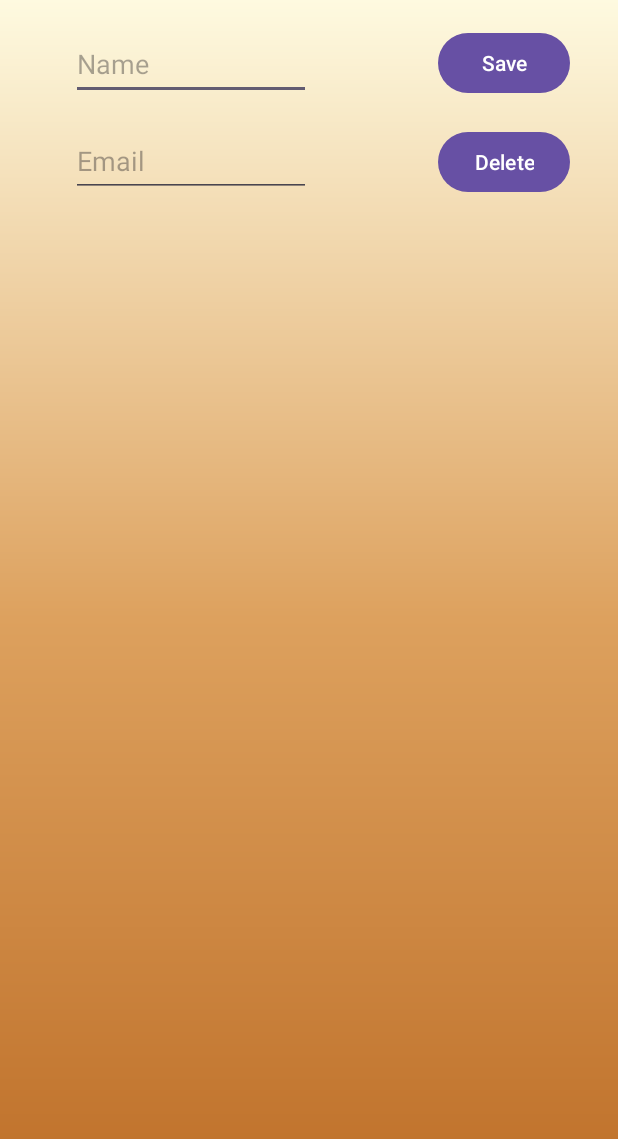
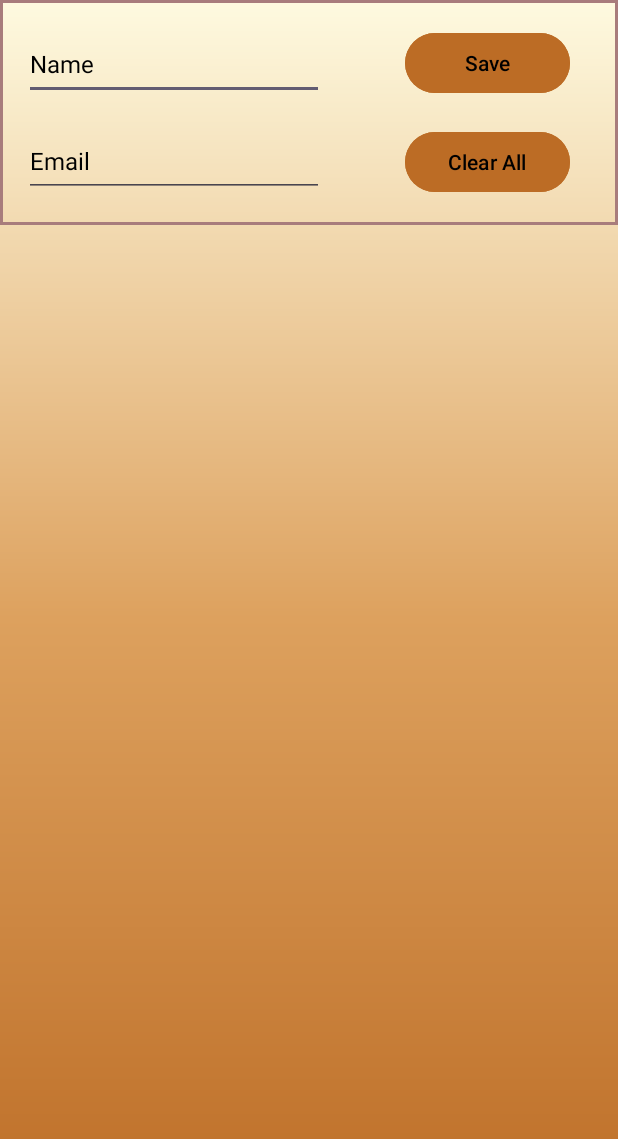
Before and after one commit to sumitbhuia/Contacts_Manager, an Android app: the screen it shows after launch (MainActivity), on a phone screen of 412 x 824 dp. Shown: the top 1139 px of the screen. Run offline under Robolectric (Android 15) with nearby library versions, the phone set to English and light mode, and no system bars; our stand-ins replace Room's generated code, data binding.

Commit message:
Second commit

```diff
--- a/app/build.gradle.kts
+++ b/app/build.gradle.kts
@@ -58,15 +58,18 @@ dependencies {
     // Annotation processor
     kapt("androidx.lifecycle:lifecycle-compiler:$lifecycle_version")
 
+    //Room
     val room_version = "2.6.1"
     implementation("androidx.room:room-runtime:$room_version")
     annotationProcessor("androidx.room:room-compiler:$room_version")
+
     // To use Kotlin annotation processing tool (kapt)
     kapt("androidx.room:room-compiler:$room_version")
+
     // optional - Kotlin Extensions and Coroutines support for Room
     implementation("androidx.room:room-ktx:$room_version")
 
     //Kotlin coroutines
-    implementation("org.jetbrains.kotlinx:kotlinx-coroutines-android:1.3.9")
+    implementation("org.jetbrains.kotlinx:kotlinx-coroutines-android:1.7.1")
 
 }
--- a/app/src/main/java/com/example/contactsmanager/MainActivity.kt
+++ b/app/src/main/java/com/example/contactsmanager/MainActivity.kt
@@ -1,11 +1,61 @@
 package com.example.contactsmanager
 
+import android.os.Bundle
+import android.widget.Toast
 import androidx.appcompat.app.AppCompatActivity
-import android.os.Bundle
+import androidx.databinding.DataBindingUtil
+import androidx.lifecycle.ViewModelProvider
+import androidx.recyclerview.widget.LinearLayoutManager
+import com.example.contactsmanager.databinding.ActivityMainBinding
+import com.example.contactsmanager.room.User
+import com.example.contactsmanager.room.UserDatabase
+import com.example.contactsmanager.room.UserRepository
+import com.example.contactsmanager.viewUI.MyRecyclerViewAdapter
+import com.example.contactsmanager.viewmodel.UserViewModel
+import com.example.contactsmanager.viewmodel.ViewModelFactory
 
 class MainActivity : AppCompatActivity() {
+    private lateinit var userViewModel: UserViewModel
+     private lateinit var binding : ActivityMainBinding
     override fun onCreate(savedInstanceState: Bundle?) {
         super.onCreate(savedInstanceState)
-        setContentView(R.layout.activity_main)
+
+        //Binding
+        binding = DataBindingUtil.setContentView(this, R.layout.activity_main)
+
+        //ROOM
+
+        val dao= UserDatabase.getInstance(application).userDAO
+        val repository = UserRepository(dao)
+        val factory =ViewModelFactory(repository)
+
+        userViewModel = ViewModelProvider(this, factory)[UserViewModel::class.java]
+
+
+            binding.viewModelVar = userViewModel
+            binding.lifecycleOwner=this
+
+
+        initRecyclerView()
     }
+
+    private fun initRecyclerView() {
+       binding.recyclerView.layoutManager = LinearLayoutManager(this)
+        displayUserList()
+    }
+    private fun displayUserList() {
+        userViewModel.user.observe(this) {
+            binding.recyclerView.adapter = MyRecyclerViewAdapter(it) { selectedItem: User ->
+                listItemClicked(
+                    selectedItem
+                )
+            }
+        }
+    }
+    private fun listItemClicked(selectedItem: User) {
+        Toast.makeText(this,"Selected name is ${selectedItem.name}" , Toast.LENGTH_LONG).show()
+        userViewModel.initUpdateAndDelete(selectedItem)
+    }
+
+
 }
--- a/app/src/main/java/com/example/contactsmanager/room/User.kt
+++ b/app/src/main/java/com/example/contactsmanager/room/User.kt
@@ -30,8 +30,8 @@ data class User(
 
     // Sets table column(2) name = user_ name
     @ColumnInfo(name ="user_name")
-    val name : String ,
+    var name : String ,
 
     // Sets table column(3) name = user_ email
     @ColumnInfo(name ="user_email")
-    val email : String){}
+    var email : String)
--- a/app/src/main/java/com/example/contactsmanager/room/UserDAO.kt
+++ b/app/src/main/java/com/example/contactsmanager/room/UserDAO.kt
@@ -1,13 +1,13 @@
 package com.example.contactsmanager.room
 
 import androidx.lifecycle.LiveData
+import androidx.room.Dao
 import androidx.room.Delete
 import androidx.room.Insert
 import androidx.room.Query
 import androidx.room.Update
-
+@Dao
 interface UserDAO {
-
     @Insert
     suspend fun insertUser(user: User):Long
 
@@ -19,6 +19,7 @@ interface UserDAO {
 
     @Query("DELETE FROM user")
     suspend fun deleteAll()
+
     @Query("SELECT *FROM user")
     fun getAllUserInDB():LiveData<List<User>>
 }
--- a/app/src/main/java/com/example/contactsmanager/room/UserDatabase.kt
+++ b/app/src/main/java/com/example/contactsmanager/room/UserDatabase.kt
@@ -16,7 +16,7 @@ abstract class UserDatabase:RoomDatabase() {
         private var INSTANCE: UserDatabase? = null
 
         // public function to retrieve the singleton instance
-        fun getInstance(context: Context): UserDatabase? {
+        fun getInstance(context: Context): UserDatabase {
 
             synchronized(this) {
                 var instance = INSTANCE
@@ -26,12 +26,12 @@ abstract class UserDatabase:RoomDatabase() {
                     // creating database object
                     instance = Room.databaseBuilder(
                         context.applicationContext,
-                        UserDatabase::class.java, "user_db"
+                        UserDatabase::class.java, "users_db"
                     ).build()
                 }
 
                 // return the singleton instance
-                return INSTANCE
+                return instance
 
             }
         }
--- /dev/null
+++ b/app/src/main/java/com/example/contactsmanager/viewUI/MyRecyclerViewAdapter.kt
@@ -0,0 +1,41 @@
+package com.example.contactsmanager.viewUI
+
+import android.view.LayoutInflater
+import android.view.ViewGroup
+
+import androidx.databinding.DataBindingUtil
+import androidx.recyclerview.widget.RecyclerView
+import com.example.contactsmanager.R
+import com.example.contactsmanager.databinding.CardItemBinding
+import com.example.contactsmanager.room.User
+
+class MyRecyclerViewAdapter(private val userList: List<User>, private val clickListener: (User)->Unit): RecyclerView.Adapter<MyViewHolder>() {
+    override fun onCreateViewHolder(parent: ViewGroup, viewType: Int): MyViewHolder {
+        val layoutInflater = LayoutInflater.from(parent.context)
+        val binding : CardItemBinding = DataBindingUtil.inflate(layoutInflater,R.layout.card_item,parent,false)
+        return MyViewHolder(binding)
+    }
+
+    override fun onBindViewHolder(holder: MyViewHolder, position: Int) {
+        holder.bind(userList[position],clickListener)
+    }
+
+    override fun getItemCount(): Int {
+        return userList.size
+    }
+
+
+
+}
+
+class MyViewHolder(val binding : CardItemBinding) : RecyclerView.ViewHolder(binding.root){
+    fun bind(user: User, clickListener: (User) -> Unit){
+            binding.nameTextView.text = user.name
+            binding.emailTextView.text = user.email
+
+            binding.listItemLayout.setOnClickListener {
+                clickListener(user)
+            }
+
+    }
+}
--- /dev/null
+++ b/app/src/main/java/com/example/contactsmanager/viewmodel/UserViewModel.kt
@@ -0,0 +1,105 @@
+package com.example.contactsmanager.viewmodel
+
+
+import androidx.databinding.Bindable
+import androidx.databinding.Observable
+import androidx.lifecycle.MutableLiveData
+import androidx.lifecycle.ViewModel
+import androidx.lifecycle.viewModelScope
+import com.example.contactsmanager.room.User
+import com.example.contactsmanager.room.UserRepository
+import kotlinx.coroutines.launch
+
+class UserViewModel (private val repository: UserRepository) : ViewModel(),Observable{
+    val user = repository.users
+
+    private var isUpdateOrDelete = false
+    private lateinit var userToUpdateOrDelete :User
+
+    @Bindable
+    val inputName = MutableLiveData<String?>()
+
+    @Bindable
+    val inputEmail = MutableLiveData<String?>()
+
+    @Bindable
+    val  saveOrUpdateButtonText = MutableLiveData<String>()
+
+    @Bindable
+    val  clearAllOrDeleteButtonText = MutableLiveData<String>()
+
+
+    init {
+        saveOrUpdateButtonText.value = "Save"
+        clearAllOrDeleteButtonText.value = "Clear All"
+    }
+
+    fun saveOrUpdate(){
+        if(isUpdateOrDelete){
+            userToUpdateOrDelete.name = inputName.value!!
+            userToUpdateOrDelete.email = inputEmail.value!!
+
+            update(userToUpdateOrDelete)
+
+        }
+        else{
+            val name = inputName.value!!
+            val email = inputEmail.value!!
+
+            insert(User(0,name, email))
+            inputName.value = null
+            inputEmail.value = null
+        }
+    }
+    fun clearAllOrDelete(){
+        if(isUpdateOrDelete){
+            delete(userToUpdateOrDelete)
+        }
+        else {
+            clearAll()
+        }
+
+    }
+
+    fun insert(user: User) = viewModelScope.launch {
+        repository.insert(user)
+    }
+    fun update(user: User) = viewModelScope.launch {
+        repository.update(user)
+        inputName.value=null
+        inputEmail.value=null
+        isUpdateOrDelete=false
+        saveOrUpdateButtonText.value="Save"
+        clearAllOrDeleteButtonText.value = "Clear All"
+
+    }
+
+   fun delete(user: User) = viewModelScope.launch {
+        repository.delete(user)
+        inputName.value=null
+        inputEmail.value=null
+        isUpdateOrDelete=false
+        saveOrUpdateButtonText.value="Save"
+        clearAllOrDeleteButtonText.value = "Clear All"
+
+    }
+
+   fun clearAll() = viewModelScope.launch {
+        repository.deleteAll()
+    }
+
+
+    fun initUpdateAndDelete(user:User){
+        inputName.value=user.name
+        inputEmail.value=user.email
+        isUpdateOrDelete=true
+        saveOrUpdateButtonText.value="Update"
+        clearAllOrDeleteButtonText.value = "Delete"
+    }
+
+    override fun addOnPropertyChangedCallback(callback: Observable.OnPropertyChangedCallback?) {}
+
+    override fun removeOnPropertyChangedCallback(callback: Observable.OnPropertyChangedCallback?) {}
+
+
+}
--- /dev/null
+++ b/app/src/main/java/com/example/contactsmanager/viewmodel/ViewModelFactory.kt
@@ -0,0 +1,17 @@
+package com.example.contactsmanager.viewmodel
+
+import androidx.lifecycle.ViewModel
+import androidx.lifecycle.ViewModelProvider
+import com.example.contactsmanager.room.User
+import com.example.contactsmanager.room.UserRepository
+import java.lang.IllegalArgumentException
+
+class ViewModelFactory(private val repository: UserRepository):ViewModelProvider.Factory {
+    override fun <T : ViewModel> create(modelClass: Class<T>): T {
+        if(modelClass.isAssignableFrom(UserViewModel::class.java)){
+            return UserViewModel(repository) as T
+        }
+
+        throw IllegalArgumentException("Unknown Model Class")
+    }
+}
--- /dev/null
+++ b/app/src/main/res/drawable/border.xml
@@ -0,0 +1,8 @@
+<?xml version="1.0" encoding="utf-8"?>
+<shape xmlns:android="http://schemas.android.com/apk/res/android"
+    android:shape="rectangle">
+    <stroke
+        android:width="2dip"
+        android:color="#A87C7C"/>
+
+</shape>
--- a/app/src/main/res/layout/activity_main.xml
+++ b/app/src/main/res/layout/activity_main.xml
@@ -1,8 +1,15 @@
 <?xml version="1.0" encoding="utf-8"?>
-<layout xmlns:android="http://schemas.android.com/apk/res/android"
+<layout
+    xmlns:android="http://schemas.android.com/apk/res/android"
     xmlns:app="http://schemas.android.com/apk/res-auto"
     xmlns:tools="http://schemas.android.com/tools">
 
+
+    <data>
+        <variable
+            name="viewModelVar"
+            type="com.example.contactsmanager.viewmodel.UserViewModel" />
+    </data>
     <androidx.constraintlayout.widget.ConstraintLayout
         android:layout_width="match_parent"
         android:layout_height="match_parent"
@@ -13,20 +20,25 @@
             android:id="@+id/constraint2"
             android:layout_width="match_parent"
             android:layout_height="150dp"
+            android:background="@drawable/border"
             app:layout_constraintEnd_toEndOf="parent"
             app:layout_constraintStart_toStartOf="parent"
             app:layout_constraintTop_toTopOf="parent">
 
             <EditText
                 android:id="@+id/nameET"
-                android:layout_width="160dp"
+                android:textSize="16dp"
+                android:textColorHint="@color/black"
+                android:textColor="@color/black"
+                android:layout_width="200dp"
                 android:layout_height="48dp"
                 android:layout_marginStart="46dp"
                 android:layout_marginTop="2dp"
                 android:layout_marginEnd="84dp"
                 android:inputType="text"
                 android:autofillHints="name"
-                android:hint="Name"
+                android:hint="@string/name"
+                android:text="@={viewModelVar.inputName}"
                 app:layout_constraintBottom_toTopOf="@+id/emailET"
                 app:layout_constraintEnd_toStartOf="@+id/btn1"
                 app:layout_constraintStart_toStartOf="parent"
@@ -34,14 +46,18 @@
 
             <EditText
                 android:id="@+id/emailET"
-                android:layout_width="160dp"
+                android:textSize="16dp"
+                android:textColorHint="@color/black"
+                android:textColor="@color/black"
+                android:layout_width="200dp"
                 android:layout_height="48dp"
                 android:layout_marginStart="46dp"
                 android:layout_marginEnd="84dp"
                 android:layout_marginBottom="2dp"
                 android:inputType="textEmailAddress"
                 android:autofillHints="emailAddress"
-                android:hint="Email"
+                android:hint="@string/email"
+                android:text="@={viewModelVar.inputEmail}"
                 app:layout_constraintBottom_toBottomOf="parent"
                 app:layout_constraintEnd_toStartOf="@+id/btn1"
                 app:layout_constraintStart_toStartOf="parent"
@@ -49,24 +65,29 @@
 
             <Button
                 android:id="@+id/btn1"
-                android:layout_width="wrap_content"
+                android:layout_width="110dp"
                 android:layout_height="wrap_content"
                 android:layout_marginTop="16dp"
                 android:layout_marginEnd="32dp"
-
-                android:text="Save"
+                android:textColor="@color/black"
+                android:backgroundTint="@color/brown"
+                android:text="@{viewModelVar.saveOrUpdateButtonText}"
+                android:onClick="@{()->viewModelVar.saveOrUpdate()}"
                 app:layout_constraintBottom_toTopOf="@+id/button2"
                 app:layout_constraintEnd_toEndOf="parent"
                 app:layout_constraintTop_toTopOf="parent" />
 
             <Button
                 android:id="@+id/button2"
-                android:layout_width="wrap_content"
+                android:layout_width="110dp"
                 android:layout_height="wrap_content"
                 android:layout_marginTop="16dp"
                 android:layout_marginEnd="32dp"
                 android:layout_marginBottom="16dp"
-                android:text="Delete"
+                android:textColor="@color/black"
+                android:backgroundTint="@color/brown"
+                android:text="@{viewModelVar.clearAllOrDeleteButtonText}"
+                android:onClick="@{()->viewModelVar.clearAllOrDelete()}"
                 app:layout_constraintBottom_toBottomOf="parent"
                 app:layout_constraintEnd_toEndOf="parent"
                 app:layout_constraintTop_toBottomOf="@+id/btn1" />
@@ -75,6 +96,7 @@
 
 
         <androidx.recyclerview.widget.RecyclerView
+            android:id="@+id/recyclerView"
             android:layout_width="match_parent"
             android:layout_height="0dp"
             app:layout_constraintBottom_toBottomOf="parent"
--- a/app/src/main/res/values/strings.xml
+++ b/app/src/main/res/values/strings.xml
@@ -1,3 +1,5 @@
 <resources>
     <string name="app_name">Contacts Manager</string>
+    <string name="name">Name</string>
+    <string name="email">Email</string>
 </resources>
```
Also changed, not shown: app/src/main/java/com/example/contactsmanager/room/UserRepository.kt (added, +21 -0 lines), app/src/main/res/layout/card_item.xml (+13 -10 lines).
